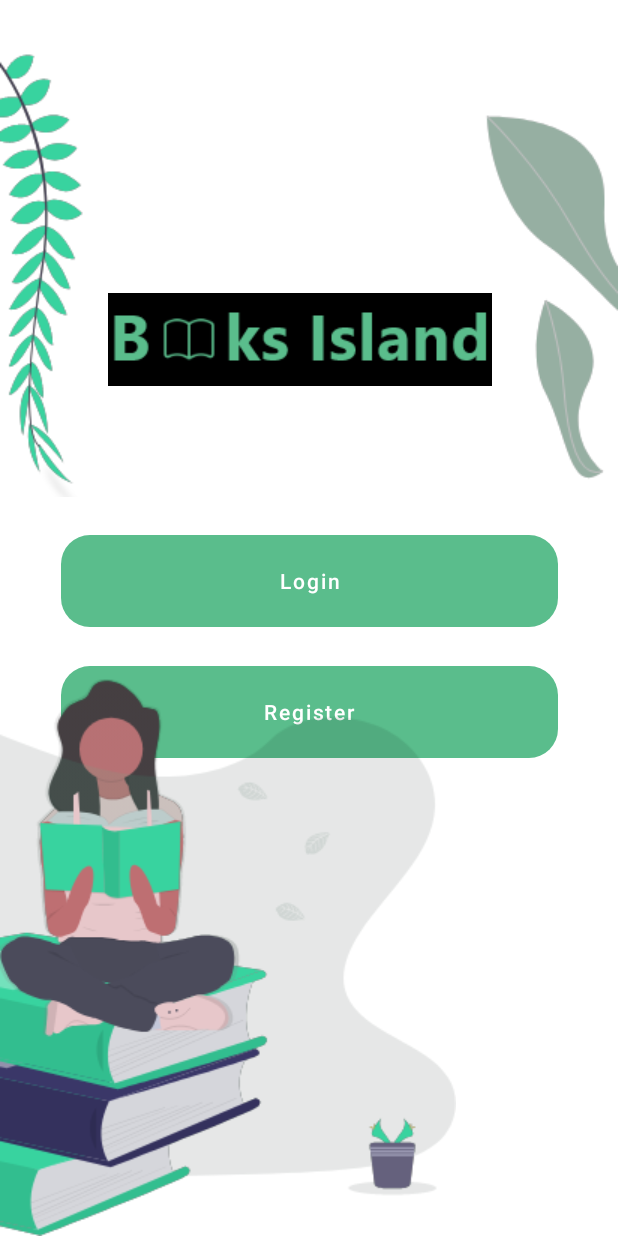
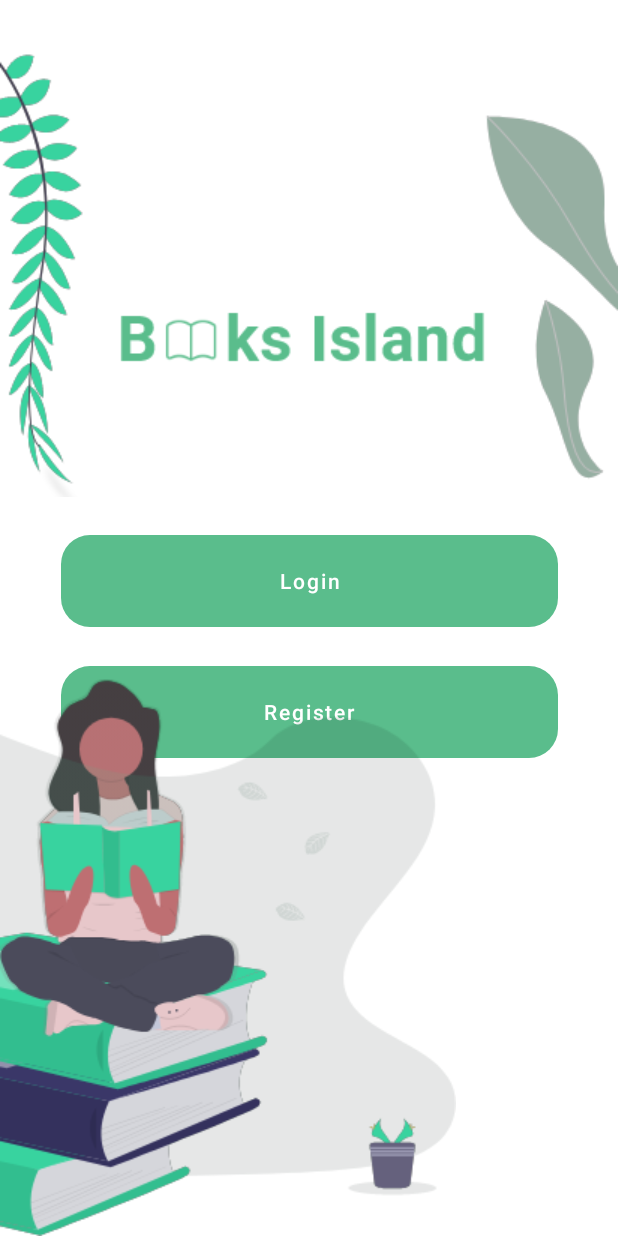
Before and after one commit to SeifEldinMohamed/Books-Island-App, an Android app: the IntroFragment screen opened through its navigation route, on a phone screen of 412 x 824 dp. Run offline under Robolectric (Android 15) with nearby library versions, the phone set to English and light mode, and no system bars; our stand-ins replace Dagger/Hilt's generated code, sdp/ssp sizes; 1 statement that could not run was skipped.

Commit message:
add some changes on intro fragment and intro fragment

```diff
--- a/app/src/main/java/com/seif/booksislandapp/presentation/home/HomeActivity.kt
+++ b/app/src/main/java/com/seif/booksislandapp/presentation/home/HomeActivity.kt
@@ -10,7 +10,9 @@ import com.seif.booksislandapp.R
 import com.seif.booksislandapp.databinding.ActivityHomeBinding
 import com.seif.booksislandapp.utils.hide
 import com.seif.booksislandapp.utils.show
+import dagger.hilt.android.AndroidEntryPoint
 
+@AndroidEntryPoint
 class HomeActivity : AppCompatActivity() {
     lateinit var binding: ActivityHomeBinding
     private lateinit var navController: NavController
--- a/app/src/main/java/com/seif/booksislandapp/presentation/intro/IntroActivity.kt
+++ b/app/src/main/java/com/seif/booksislandapp/presentation/intro/IntroActivity.kt
@@ -7,7 +7,9 @@ import androidx.navigation.fragment.NavHostFragment
 import androidx.navigation.fragment.findNavController
 import com.seif.booksislandapp.R
 import com.seif.booksislandapp.databinding.ActivityIntroBinding
+import dagger.hilt.android.AndroidEntryPoint
 
+@AndroidEntryPoint
 class IntroActivity : AppCompatActivity() {
     private lateinit var binding: ActivityIntroBinding
     private lateinit var navController: NavController
--- a/app/src/main/java/com/seif/booksislandapp/presentation/intro/intro/IntroFragment.kt
+++ b/app/src/main/java/com/seif/booksislandapp/presentation/intro/intro/IntroFragment.kt
@@ -5,26 +5,32 @@ import androidx.fragment.app.Fragment
 import android.view.LayoutInflater
 import android.view.View
 import android.view.ViewGroup
-import android.widget.Button
 import androidx.navigation.fragment.findNavController
 import com.seif.booksislandapp.R
+import com.seif.booksislandapp.databinding.FragmentIntroBinding
+import dagger.hilt.android.AndroidEntryPoint
 
+@AndroidEntryPoint
 class IntroFragment : Fragment() {
+    private lateinit var binding: FragmentIntroBinding
     override fun onCreateView(
         inflater: LayoutInflater,
         container: ViewGroup?,
         savedInstanceState: Bundle?
-    ): View? {
+    ): View {
         // Inflate the layout for this fragment
-        val view = inflater.inflate(R.layout.fragment_intro, container, false)
-        val btnLogin = view.findViewById<Button>(R.id.btn_login)
-        btnLogin.setOnClickListener {
+        binding = FragmentIntroBinding.inflate(inflater, container, false)
+        // inflater.inflate(R.layout.fragment_intro, container, false)
+        return binding.root
+    }
+
+    override fun onViewCreated(view: View, savedInstanceState: Bundle?) {
+        super.onViewCreated(view, savedInstanceState)
+        binding.btnLogin.setOnClickListener {
             findNavController().navigate(R.id.action_introFragment_to_loginFragment)
         }
-        val btnRegister = view.findViewById<Button>(R.id.btn_registre)
-        btnRegister.setOnClickListener {
+        binding.btnRegister.setOnClickListener {
             findNavController().navigate(R.id.action_introFragment_to_registerFragment)
         }
-        return view
     }
 }
--- a/app/src/main/res/layout/fragment_intro.xml
+++ b/app/src/main/res/layout/fragment_intro.xml
@@ -19,12 +19,12 @@
         android:background="@drawable/custom_button"
         android:text="@string/login"
         android:textAllCaps="false"
-        app:layout_constraintBottom_toTopOf="@+id/btn_registre"
+        app:layout_constraintBottom_toTopOf="@+id/btn_register"
         app:layout_constraintEnd_toEndOf="parent"
         app:layout_constraintStart_toStartOf="parent" />
 
     <Button
-        android:id="@+id/btn_registre"
+        android:id="@+id/btn_register"
         android:layout_width="@dimen/_255sdp"
         android:layout_height="@dimen/_47sdp"
         android:layout_marginStart="50dp"
@@ -85,7 +85,7 @@
         android:layout_marginEnd="50dp"
         android:background="@color/white"
         android:contentDescription="@string/books_island"
-        android:src="@drawable/img"
+        android:src="@drawable/iv_book_island"
         app:layout_constraintBottom_toTopOf="@+id/imageView11"
         app:layout_constraintEnd_toEndOf="parent"
         app:layout_constraintHorizontal_bias="0.393"
```
Also changed, not shown: app/src/main/res/drawable-v24/img.png (deleted), app/src/main/res/drawable-v24/iv_book_island.png (added).
